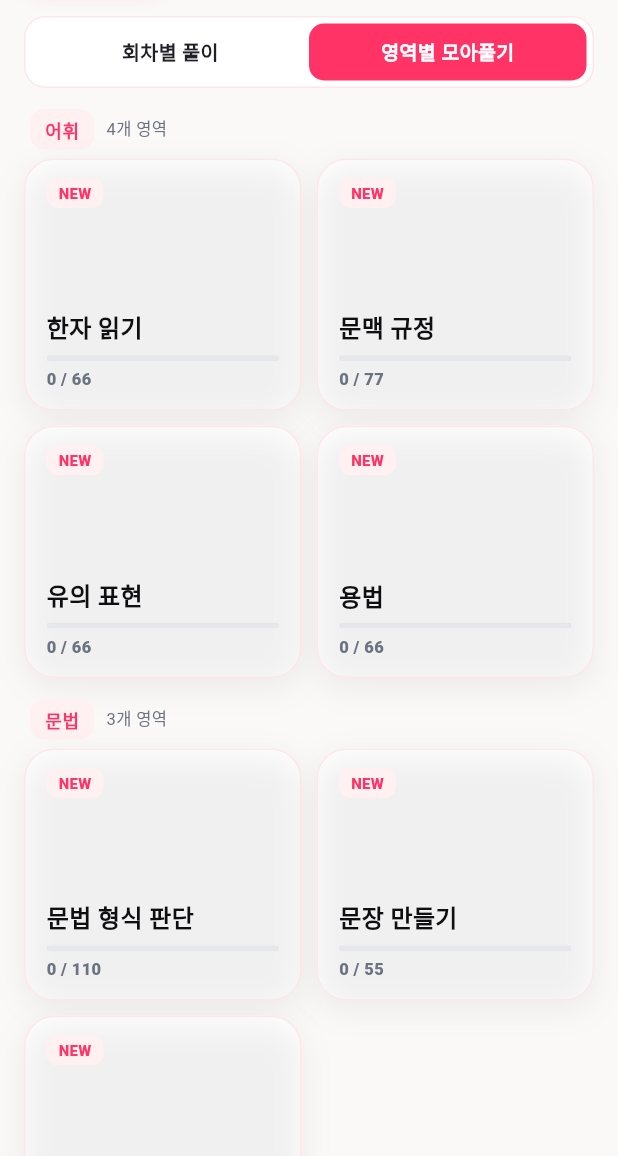
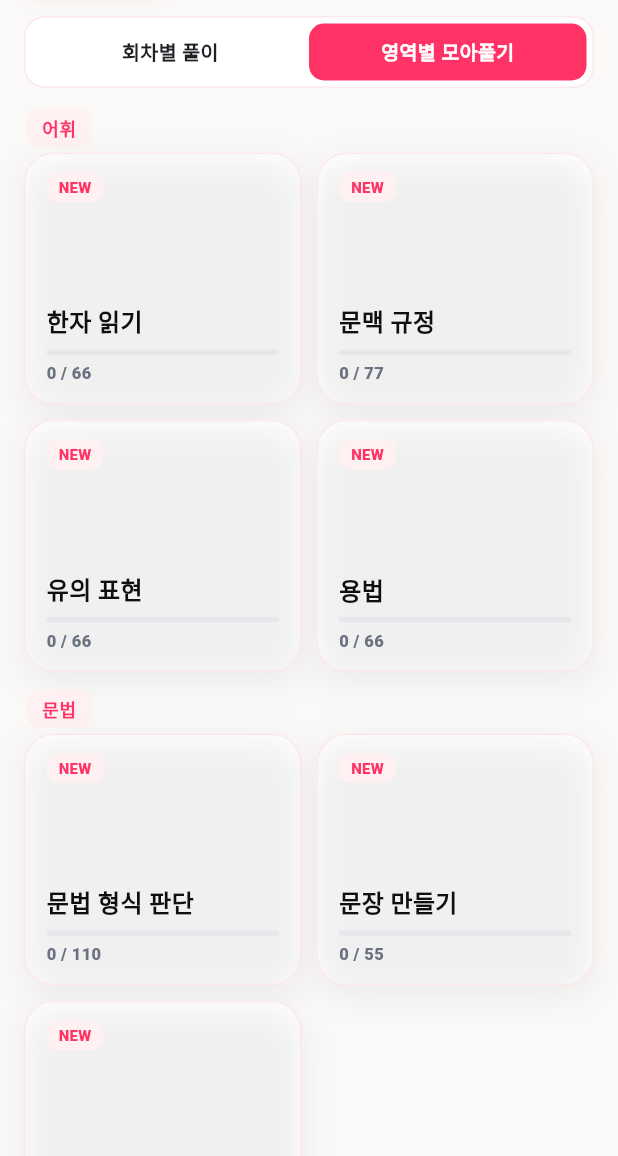
Before and after one commit to CobyApp/jlpt-app, a Flutter app: the screen it shows after launch, after a tap on "영역별 모아풀기", on a phone screen of 412 x 824 dp, the part 80-1236 px from its top. Run offline on Flutter 3.47's test engine with Material 3 defaults, Android fonts, the phone set to English and light mode, and no system bars; our stand-ins replace go_router, just_audio, shared_preferences.

Commit message:
ui: 영역별 모아풀기 — 그룹 라벨 ↔ 카드 그리드 간격 더 압축
홈 → 영역별 탭에서 어휘/문법/독해/청해 라벨 칩과 카드 그리드 사이가
여전히 멀어 보이던 문제:

- 라벨 칩 padding 5 → 4 (vertical), 라벨 라디우스 10 → 8
- 라벨 ↔ 그리드 간격: Padding(bottom: 6) → 4
- "n개 영역" 보조 텍스트 제거 (정보 노이즈)
- 그룹 사이 간격 14 → 12

라벨이 그리드 카드 바로 위에 딱 붙어 보임.

Co-Authored-By: Claude Opus 4.7 (1M context) <noreply@anthropic.com>

```diff
--- a/lib/views/home_page.dart
+++ b/lib/views/home_page.dart
@@ -537,20 +537,20 @@ class _HomePageState extends State<HomePage> with SingleTickerProviderStateMixin
         final groupColor = isListen ? listeningPrimary : brandPrimary;
         final groupSoft = isListen ? listeningSurface : brandSurface;
         return Padding(
-          padding: const EdgeInsets.only(bottom: 14),
+          padding: const EdgeInsets.only(bottom: 12),
           child: Column(
+            mainAxisSize: MainAxisSize.min,
             crossAxisAlignment: CrossAxisAlignment.start,
             children: [
+              // 라벨 칩 바로 아래에 그리드가 붙도록 최소한의 spacing 만.
               Padding(
-                padding: const EdgeInsets.only(left: 4, bottom: 6),
-                child: Row(
-                  children: [
-                    Container(
+                padding: const EdgeInsets.fromLTRB(2, 0, 2, 4),
+                child: Container(
                   padding: const EdgeInsets.symmetric(
-                          horizontal: 10, vertical: 5),
+                      horizontal: 10, vertical: 4),
                   decoration: BoxDecoration(
                     color: groupSoft,
-                        borderRadius: BorderRadius.circular(10),
+                    borderRadius: BorderRadius.circular(8),
                   ),
                   child: Text(
                     g.key.label,
@@ -561,14 +561,6 @@ class _HomePageState extends State<HomePage> with SingleTickerProviderStateMixin
                       letterSpacing: 0.4,
                     ),
                   ),
-                    ),
-                    const SizedBox(width: 8),
-                    Text(
-                      '${g.value.length}개 영역',
-                      style: const TextStyle(
-                          fontSize: 11, color: textMuted),
-                    ),
-                  ],
                 ),
               ),
               GridView.count(
```
Lines whose indentation alone changed are shown as unchanged.
